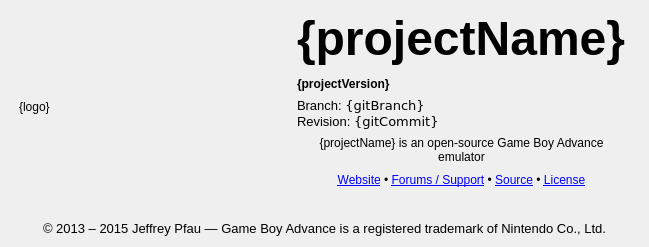
First picture: the form in src/platform/qt/AboutScreen.ui, repository OpenEmu/mGBA-Core, before the edit.
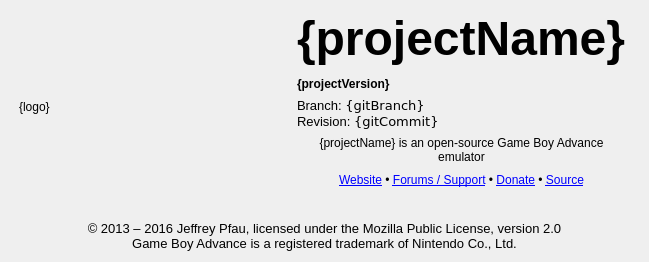
Second picture: the form after the edit.

```diff
--- a/src/platform/qt/AboutScreen.ui
+++ b/src/platform/qt/AboutScreen.ui
@@ -6,8 +6,8 @@
    <rect>
     <x>0</x>
     <y>0</y>
-    <width>565</width>
-    <height>268</height>
+    <width>609</width>
+    <height>272</height>
    </rect>
   </property>
   <property name="windowTitle">
@@ -42,7 +42,8 @@
       </font>
      </property>
      <property name="text">
-      <string>© 2013 – 2015 Jeffrey Pfau — Game Boy Advance is a registered trademark of Nintendo Co., Ltd.</string>
+      <string>© 2013 – 2016 Jeffrey Pfau, licensed under the Mozilla Public License, version 2.0
+Game Boy Advance is a registered trademark of Nintendo Co., Ltd.</string>
      </property>
      <property name="alignment">
       <set>Qt::AlignCenter</set>
@@ -145,7 +146,7 @@
    <item row="4" column="1">
     <widget class="QLabel" name="extraLinks">
      <property name="text">
-      <string>&lt;a href=&quot;http://mgba.io/&quot;&gt;Website&lt;/a&gt; • &lt;a href=&quot;https://forums.mgba.io/&quot;&gt;Forums / Support&lt;/a&gt; • &lt;a href=&quot;https://github.com/mgba-emu/mgba/tree/{gitBranch}&quot;&gt;Source&lt;/a&gt; • &lt;a href=&quot;https://github.com/mgba-emu/mgba/blob/{gitBranch}/LICENSE&quot;&gt;License&lt;/a&gt;</string>
+      <string>&lt;a href=&quot;http://mgba.io/&quot;&gt;Website&lt;/a&gt; • &lt;a href=&quot;https://forums.mgba.io/&quot;&gt;Forums / Support&lt;/a&gt; • &lt;a href=&quot;https://patreon.com/mgba&quot;&gt;Donate&lt;/a&gt; • &lt;a href=&quot;https://github.com/mgba-emu/mgba/tree/{gitBranch}&quot;&gt;Source&lt;/a&gt;</string>
      </property>
      <property name="alignment">
       <set>Qt::AlignCenter</set>
```
